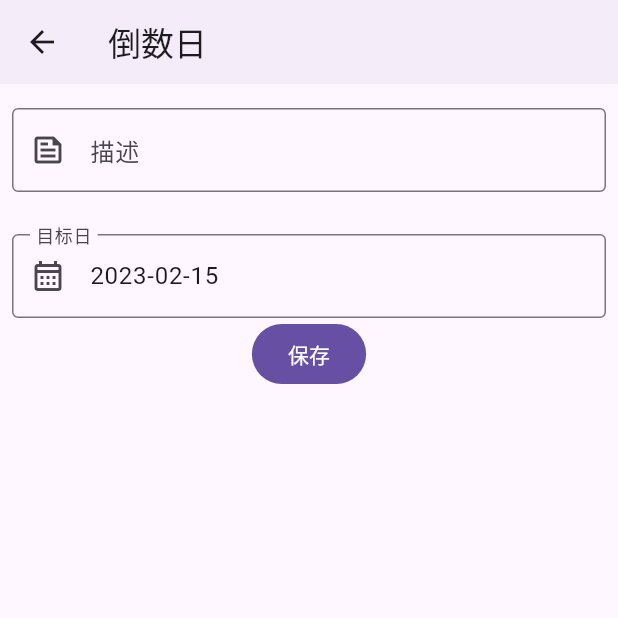
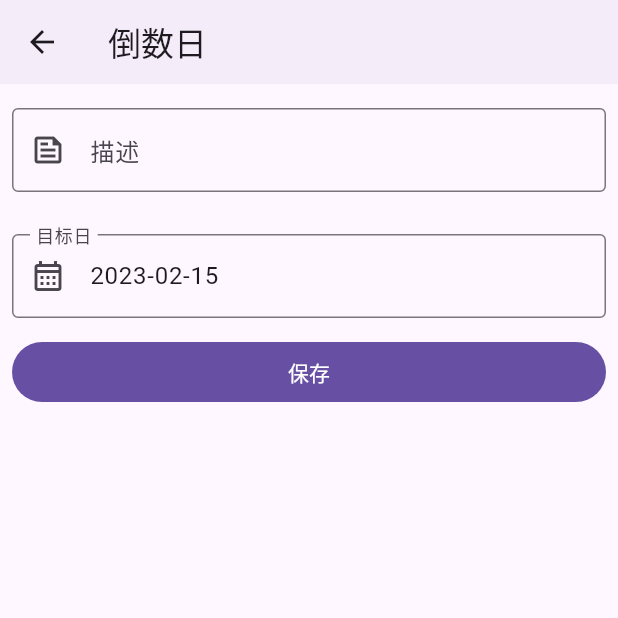
Before and after one commit to taujiong/cherry_home, a Flutter app: the MattersDayListPage screen opened directly, after a tap on the "add" icon, on a phone screen of 412 x 824 dp, the top half of it. Run offline on Flutter 3.47's test engine with Material 2 defaults, Android fonts, the phone set to English and light mode, and no system bars; our stand-ins replace sqflite; accounts and stored records are empty; statements that could not run were skipped.

Commit message:
refactor: add context menu to day

```diff
--- a/lib/modules/matters_day/pages/add.dart
+++ b/lib/modules/matters_day/pages/add.dart
@@ -4,7 +4,8 @@ import 'package:flutter/material.dart';
 import 'package:intl/intl.dart';
 
 class MattersDayAddPage extends StatefulWidget {
-  const MattersDayAddPage({super.key});
+  final MattersDay? toBeUpdateDay;
+  const MattersDayAddPage({super.key, this.toBeUpdateDay});
 
   @override
   State<MattersDayAddPage> createState() => _MattersDayAddPageState();
@@ -16,6 +17,19 @@ class _MattersDayAddPageState extends State<MattersDayAddPage> {
   final _dateFormat = DateFormat('yyyy-MM-dd');
   var _targetDate = DateTime.now();
   late final TextEditingController _targetDateController;
+
+  @override
+  void initState() {
+    super.initState();
+    if (widget.toBeUpdateDay != null) {
+      setState(() {
+        _targetDate = widget.toBeUpdateDay!.targetDate;
+      });
+    }
+    _descriptionController.text = widget.toBeUpdateDay!.description;
+    _targetDateController =
+        TextEditingController(text: _dateFormat.format(_targetDate));
+  }
 
   void _saveDay() {
     if (!_formKey.currentState!.validate()) return;
@@ -40,13 +54,6 @@ class _MattersDayAddPageState extends State<MattersDayAddPage> {
   }
 
   @override
-  void initState() {
-    super.initState();
-    _targetDateController =
-        TextEditingController(text: _dateFormat.format(_targetDate));
-  }
-
-  @override
   Widget build(BuildContext context) {
     return Scaffold(
       appBar: AppBar(
@@ -57,7 +64,10 @@ class _MattersDayAddPageState extends State<MattersDayAddPage> {
           if (_descriptionController.text.isNotEmpty)
             TextButton(
               onPressed: _saveDay,
-              child: const Text('保存'),
+              child: Text(
+                '保存',
+                style: Theme.of(context).textTheme.bodyLarge!,
+              ),
             ),
         ],
       ),
@@ -97,7 +107,14 @@ class _MattersDayAddPageState extends State<MattersDayAddPage> {
                   showCursor: false,
                 ),
               ),
-              FilledButton(onPressed: _saveDay, child: const Text('保存'))
+              Container(
+                padding: const EdgeInsets.only(top: 12),
+                width: double.infinity,
+                child: FilledButton(
+                  onPressed: _saveDay,
+                  child: const Text('保存'),
+                ),
+              )
             ],
           ),
         ),
--- a/lib/modules/matters_day/pages/list.dart
+++ b/lib/modules/matters_day/pages/list.dart
@@ -1,4 +1,5 @@
 import 'package:cherry_home/modules/matters_day/pages/add.dart';
+import 'package:flutter/cupertino.dart';
 import 'package:flutter/material.dart';
 
 import '../models/matters_day.dart';
@@ -13,7 +14,45 @@ class MattersDayListPage extends StatefulWidget {
 
 class _MattersDayListPageState extends State<MattersDayListPage> {
   Widget _buildDayItem(BuildContext context, MattersDay day) {
-    return GestureDetector(
+    return CupertinoContextMenu(
+      actions: [
+        CupertinoContextMenuAction(
+          onPressed: () {
+            Navigator.of(context)
+                .push(MaterialPageRoute(
+                  builder: (context) => MattersDayAddPage(
+                    toBeUpdateDay: day,
+                  ),
+                ))
+                .then((value) => setState(() {}));
+          },
+          trailingIcon: Icons.edit,
+          child: const Text('编辑'),
+        ),
+        CupertinoContextMenuAction(
+          onPressed: () {
+            mattersDayRepo.deleteDay(day.id).then((value) {
+              setState(() {});
+              Navigator.pop(context);
+            });
+          },
+          isDestructiveAction: true,
+          trailingIcon: Icons.delete,
+          child: const Text('删除'),
+        ),
+      ],
+      // ignore: deprecated_member_use
+      previewBuilder: (context, animation, child) {
+        return Container(
+          width: 500,
+          height: 500,
+          color: Colors.teal,
+          child: Center(
+            child: Text(day.description),
+          ),
+        );
+      },
+      child: GestureDetector(
         key: Key(day.id.toString()),
         // onTap: ,
         child: Card(
@@ -73,6 +112,7 @@ class _MattersDayListPageState extends State<MattersDayListPage> {
             ),
           ),
         ),
+      ),
     );
   }
 
```
Lines whose indentation alone changed are shown as unchanged.
